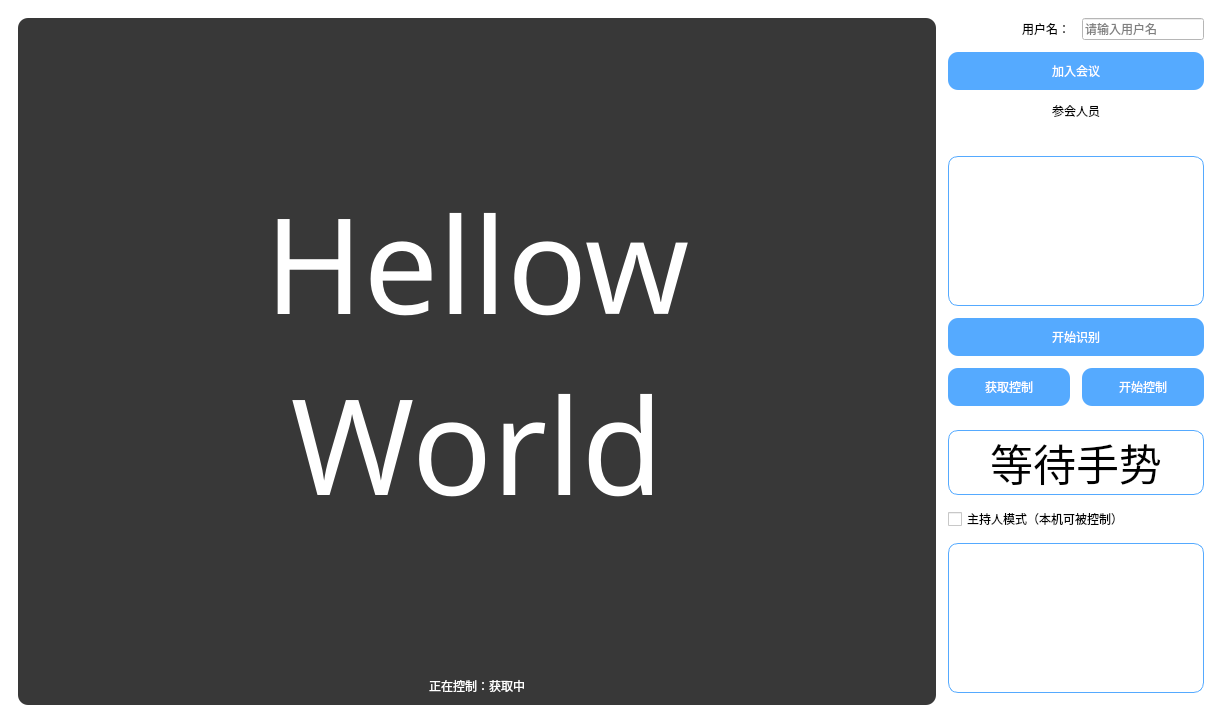
The window that test.ui (OxygenLu/TiaoUI_2022) describes before a commit, drawn with Qt 5.
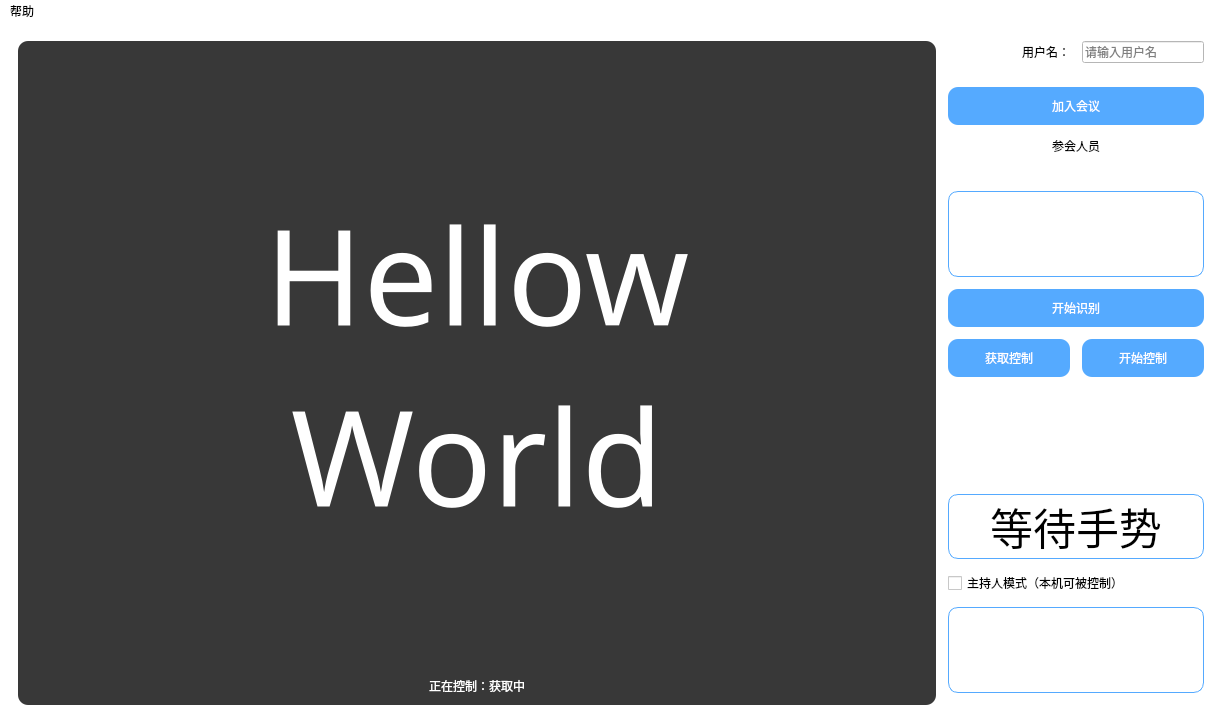
The same window after the commit. Icons and pictures are not drawn.

```diff
--- a/test.ui
+++ b/test.ui
@@ -28,188 +28,14 @@
 
 }</string>
       </property>
-      <layout class="QGridLayout" name="gridLayout" rowstretch="0,0,0,0,0,0,0,0,0,0,0,0,0,0" columnstretch="8,0,0">
+      <layout class="QGridLayout" name="gridLayout" rowstretch="0,0,0,0,0,0,0,0,0,0,0,0,0,0,0" columnstretch="8,0,0">
        <property name="bottomMargin">
         <number>1</number>
        </property>
        <property name="spacing">
         <number>12</number>
        </property>
-       <item row="11" column="1" colspan="2">
-        <widget class="QCheckBox" name="checkBox">
-         <property name="text">
-          <string>主持人模式（本机可被控制）</string>
-         </property>
-        </widget>
-       </item>
-       <item row="10" column="1" colspan="2">
-        <widget class="QLabel" name="label_res">
-         <property name="font">
-          <font>
-           <family>黑体</family>
-           <pointsize>32</pointsize>
-          </font>
-         </property>
-         <property name="styleSheet">
-          <string notr="true">border: 1px solid rgb(85, 170, 255);
-border-radius: 10px;
-padding: 0 8px;</string>
-         </property>
-         <property name="text">
-          <string>等待手势</string>
-         </property>
-         <property name="alignment">
-          <set>Qt::AlignCenter</set>
-         </property>
-         <property name="margin">
-          <number>0</number>
-         </property>
-        </widget>
-       </item>
-       <item row="1" column="1" colspan="2">
-        <widget class="QPushButton" name="btn_join">
-         <property name="styleSheet">
-          <string notr="true">border:0px;
-
-/*background-image:url(:/images/btn-menu-02.png);*/
-
-/*font:16px &quot;微软雅黑&quot;;*/
-
-color: rgb(255, 255, 255);
-
-background-color: rgb(85, 170, 255);
-
-padding:10px;
-
-border-radius:10px
-</string>
-         </property>
-         <property name="text">
-          <string>加入会议</string>
-         </property>
-        </widget>
-       </item>
-       <item row="2" column="1" colspan="2">
-        <widget class="QLabel" name="label_2">
-         <property name="text">
-          <string>参会人员</string>
-         </property>
-         <property name="alignment">
-          <set>Qt::AlignCenter</set>
-         </property>
-        </widget>
-       </item>
-       <item row="6" column="1" colspan="2">
-        <widget class="QPushButton" name="btn_start">
-         <property name="styleSheet">
-          <string notr="true">border:0px;
-
-/*background-image:url(:/images/btn-menu-02.png);*/
-
-/*font:16px &quot;微软雅黑&quot;;*/
-
-color: rgb(255, 255, 255);
-
-background-color: rgb(85, 170, 255);
-
-padding:10px;
-
-border-radius:10px
-</string>
-         </property>
-         <property name="text">
-          <string>开始识别</string>
-         </property>
-        </widget>
-       </item>
-       <item row="7" column="2">
-        <widget class="QPushButton" name="btn_pause">
-         <property name="styleSheet">
-          <string notr="true">border:0px;
-
-/*background-image:url(:/images/btn-menu-02.png);*/
-
-/*font:16px &quot;微软雅黑&quot;;*/
-
-color: rgb(255, 255, 255);
-
-background-color: rgb(85, 170, 255);
-
-padding:10px;
-
-border-radius:10px
-</string>
-         </property>
-         <property name="text">
-          <string>开始控制</string>
-         </property>
-        </widget>
-       </item>
-       <item row="5" column="1" colspan="2">
-        <widget class="QListView" name="listView">
-         <property name="styleSheet">
-          <string notr="true">QListView{
-border: 1px solid rgb(85, 170, 255);
-border-radius: 10px;
-padding: 0 8px;
-}</string>
-         </property>
-        </widget>
-       </item>
-       <item row="12" column="1" colspan="2">
-        <widget class="QTextBrowser" name="textBrowser">
-         <property name="styleSheet">
-          <string notr="true">QTextBrowser{
-border: 1px solid gray;
-border-radius: 10px;
-padding: 0 8px;
-selection-background-color: darkgray;
-border-color: rgb(85, 170, 255);
-}</string>
-         </property>
-         <property name="verticalScrollBarPolicy">
-          <enum>Qt::ScrollBarAsNeeded</enum>
-         </property>
-        </widget>
-       </item>
-       <item row="0" column="1">
-        <widget class="QLabel" name="label">
-         <property name="styleSheet">
-          <string notr="true">font-family 微软雅黑
-font: 9pt &quot;微软雅黑&quot;;</string>
-         </property>
-         <property name="text">
-          <string>用户名：</string>
-         </property>
-         <property name="alignment">
-          <set>Qt::AlignRight|Qt::AlignTrailing|Qt::AlignVCenter</set>
-         </property>
-        </widget>
-       </item>
-       <item row="7" column="1">
-        <widget class="QPushButton" name="btn_get_ctrl">
-         <property name="styleSheet">
-          <string notr="true">border:0px;
-
-/*background-image:url(:/images/btn-menu-02.png);*/
-
-/*font:16px &quot;微软雅黑&quot;;*/
-
-color: rgb(255, 255, 255);
-
-background-color: rgb(85, 170, 255);
-
-padding:10px;
-
-border-radius:10px
-</string>
-         </property>
-         <property name="text">
-          <string>获取控制</string>
-         </property>
-        </widget>
-       </item>
-       <item row="8" column="1" colspan="2">
+       <item row="9" column="1" colspan="2">
         <spacer name="verticalSpacer">
          <property name="orientation">
           <enum>Qt::Vertical</enum>
@@ -217,11 +43,112 @@
          <property name="sizeHint" stdset="0">
           <size>
            <width>20</width>
-           <height>40</height>
+           <height>200</height>
           </size>
          </property>
         </spacer>
        </item>
+       <item row="8" column="1">
+        <widget class="QPushButton" name="btn_get_ctrl">
+         <property name="styleSheet">
+          <string notr="true">color: rgb(255, 255, 255);
+
+background-color: rgb(85, 170, 255);
+
+padding:10px;
+
+border-radius:10px
+</string>
+         </property>
+         <property name="text">
+          <string>获取控制</string>
+         </property>
+        </widget>
+       </item>
+       <item row="13" column="1" colspan="2">
+        <widget class="QTextBrowser" name="textBrowser">
+         <property name="styleSheet">
+          <string notr="true">QTextBrowser{
+border: 1px solid gray;
+border-radius: 10px;
+padding: 0 8px;
+selection-background-color: darkgray;
+border-color: rgb(85, 170, 255);
+}</string>
+         </property>
+         <property name="verticalScrollBarPolicy">
+          <enum>Qt::ScrollBarAsNeeded</enum>
+         </property>
+        </widget>
+       </item>
+       <item row="3" column="1" colspan="2">
+        <widget class="QLabel" name="label_2">
+         <property name="text">
+          <string>参会人员</string>
+         </property>
+         <property name="alignment">
+          <set>Qt::AlignCenter</set>
+         </property>
+        </widget>
+       </item>
+       <item row="8" column="2">
+        <widget class="QPushButton" name="btn_pause">
+         <property name="styleSheet">
+          <string notr="true">color: rgb(255, 255, 255);
+
+background-color: rgb(85, 170, 255);
+
+padding:10px;
+
+border-radius:10px
+</string>
+         </property>
+         <property name="text">
+          <string>开始控制</string>
+         </property>
+        </widget>
+       </item>
+       <item row="7" column="1" colspan="2">
+        <widget class="QPushButton" name="btn_start">
+         <property name="styleSheet">
+          <string notr="true">color: rgb(255, 255, 255);
+
+background-color: rgb(85, 170, 255);
+
+padding:10px;
+
+border-radius:10px
+</string>
+         </property>
+         <property name="text">
+          <string>开始识别</string>
+         </property>
+        </widget>
+       </item>
+       <item row="12" column="1" colspan="2">
+        <widget class="QCheckBox" name="checkBox">
+         <property name="text">
+          <string>主持人模式（本机可被控制）</string>
+         </property>
+        </widget>
+       </item>
+       <item row="2" column="1" colspan="2">
+        <widget class="QPushButton" name="btn_join">
+         <property name="styleSheet">
+          <string notr="true">color: rgb(255, 255, 255);
+
+background-color: rgb(85, 170, 255);
+
+padding:10px;
+
+border-radius:10px
+</string>
+         </property>
+         <property name="text">
+          <string>加入会议</string>
+         </property>
+        </widget>
+       </item>
        <item row="0" column="2">
         <widget class="QLineEdit" name="lineEdit">
          <property name="sizePolicy">
@@ -238,7 +165,7 @@
          </property>
         </widget>
        </item>
-       <item row="0" column="0" rowspan="14">
+       <item row="0" column="0" rowspan="15">
         <widget class="QFrame" name="frame">
          <property name="styleSheet">
           <string notr="true">border-radius:10px;
@@ -306,11 +233,84 @@
          </layout>
         </widget>
        </item>
+       <item row="0" column="1">
+        <widget class="QLabel" name="label">
+         <property name="text">
+          <string>用户名：</string>
+         </property>
+         <property name="alignment">
+          <set>Qt::AlignRight|Qt::AlignTrailing|Qt::AlignVCenter</set>
+         </property>
+        </widget>
+       </item>
+       <item row="6" column="1" colspan="2">
+        <widget class="QListView" name="listView">
+         <property name="styleSheet">
+          <string notr="true">QListView{
+border: 1px solid rgb(85, 170, 255);
+border-radius: 10px;
+padding: 0 8px;
+}</string>
+         </property>
+        </widget>
+       </item>
+       <item row="11" column="1" colspan="2">
+        <widget class="QLabel" name="label_res">
+         <property name="font">
+          <font>
+           <family>黑体</family>
+           <pointsize>32</pointsize>
+          </font>
+         </property>
+         <property name="styleSheet">
+          <string notr="true">border: 1px solid rgb(85, 170, 255);
+border-radius: 10px;
+padding: 0 8px;</string>
+         </property>
+         <property name="text">
+          <string>等待手势</string>
+         </property>
+         <property name="alignment">
+          <set>Qt::AlignCenter</set>
+         </property>
+         <property name="margin">
+          <number>0</number>
+         </property>
+        </widget>
+       </item>
       </layout>
      </widget>
     </item>
    </layout>
   </widget>
+  <widget class="QMenuBar" name="menuBar">
+   <property name="geometry">
+    <rect>
+     <x>0</x>
+     <y>0</y>
+     <width>1222</width>
+     <height>23</height>
+    </rect>
+   </property>
+   <widget class="QMenu" name="menu">
+    <property name="title">
+     <string>帮助</string>
+    </property>
+    <addaction name="action_tutorials"/>
+    <addaction name="action_help"/>
+   </widget>
+   <addaction name="menu"/>
+  </widget>
+  <action name="action_tutorials">
+   <property name="text">
+    <string>新手教学</string>
+   </property>
+  </action>
+  <action name="action_help">
+   <property name="text">
+    <string>手势说明</string>
+   </property>
+  </action>
  </widget>
  <resources/>
  <connections/>
```
Left out of the diff: 33 changed lines with no effect on the pictures.
